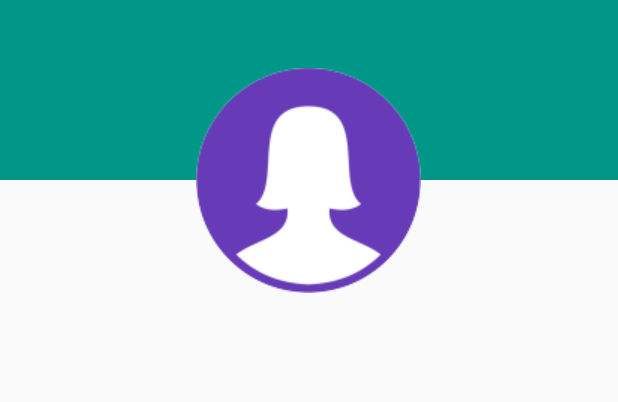
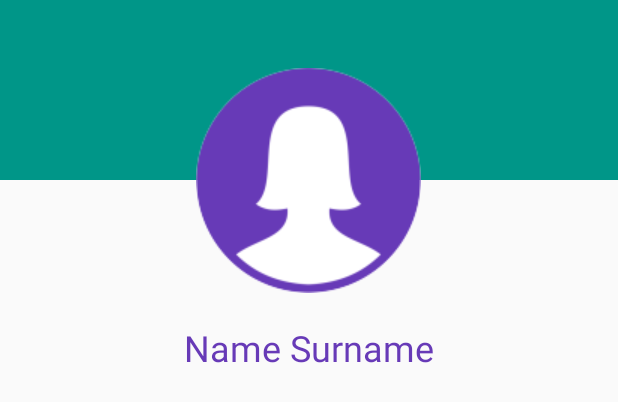
Before and after one commit to disney50/QUEST, an Android app: the layout activity_profile.xml on its own in the app's theme, with its tools: preview values and no code run, on a phone screen of 412 x 824 dp. Shown: the top 402 px of the screen. Run offline under Robolectric (Android 15) with nearby library versions, the light colour scheme and no system bars.

Commit message:
Profile Commit

```diff
--- a/app/src/main/java/com/example/jedidja/quest/ExplorerAdapter.java
+++ b/app/src/main/java/com/example/jedidja/quest/ExplorerAdapter.java
@@ -42,7 +42,7 @@ public class ExplorerAdapter extends ArrayAdapter<Explorer> {
         else {
             viewHolder = (ExplorerAdapter.ViewHolder) r.getTag();
         }
-        viewHolder.textExplorerName.setText(_explorers[position].FullName);
+        viewHolder.textExplorerName.setText(_explorers[position].Name);
         viewHolder.textExplorerEmail.setText(_explorers[position].Email);
 
 
@@ -53,7 +53,7 @@ public class ExplorerAdapter extends ArrayAdapter<Explorer> {
         TextView textExplorerName;
         TextView textExplorerEmail;
         ViewHolder(View v) {
-             textExplorerName = v.findViewById(R.id.text_view_explorer_name);
+             textExplorerName = v.findViewById(R.id.text_explorer_name);
              textExplorerEmail = v.findViewById(R.id.text_explorer_email);
         }
     }
--- a/app/src/main/java/com/example/jedidja/quest/StaticRepo/QuestRepo.java
+++ b/app/src/main/java/com/example/jedidja/quest/StaticRepo/QuestRepository.java
@@ -7,7 +7,7 @@ import com.example.jedidja.quest.Domain.QuestCategories;
  * Created by Jedidja on 07 Feb 2018.
  */
 
-public class QuestRepo {
+public class QuestRepository {
 
     public Quest[] GetAll() {
         return new Quest[]{
--- a/app/src/main/res/layout/activity_explorers.xml
+++ b/app/src/main/res/layout/activity_explorers.xml
@@ -8,8 +8,10 @@
 
     <ListView
         android:id="@+id/list_view_explorers"
-        android:layout_width="368dp"
-        android:layout_height="495dp"
+        android:layout_width="match_parent"
+        android:layout_height="match_parent"
+        android:layout_alignParentTop="true"
+        android:layout_alignParentStart="true"
         tools:layout_editor_absoluteX="8dp"
         tools:layout_editor_absoluteY="8dp" />
 </android.support.constraint.ConstraintLayout>
--- a/app/src/main/res/layout/activity_profile.xml
+++ b/app/src/main/res/layout/activity_profile.xml
@@ -8,7 +8,7 @@
     tools:context="com.example.jedidja.quest.ProfileActivity">
 
     <ImageView
-        android:id="@+id/image_view_background"
+        android:id="@+id/image_profile_background"
         android:layout_width="match_parent"
         android:layout_height="120dp"
         android:layout_alignParentTop="true"
@@ -16,25 +16,26 @@
         app:srcCompat="@color/colorPrimary" />
 
     <ImageView
-        android:id="@+id/image_view_profile"
+        android:id="@+id/image_profile_avatar"
         android:layout_width="150dp"
         android:layout_height="150dp"
-        android:layout_alignTop="@+id/image_view_background"
+        android:layout_alignTop="@+id/image_profile_background"
         android:layout_centerHorizontal="true"
         android:layout_marginTop="45dp"
-        app:srcCompat="@drawable/female_icon" />
+        app:srcCompat="@drawable/female_avatar" />
 
     <TextView
-        android:id="@+id/text_view_name_surname"
+        android:id="@+id/text_explorer_fullname"
         android:layout_width="wrap_content"
         android:layout_height="wrap_content"
-        android:layout_below="@+id/image_view_profile"
+        android:layout_below="@+id/image_profile_avatar"
         android:layout_centerHorizontal="true"
         android:layout_marginTop="20dp"
         android:textSize="24sp"
-        android:textColor="@color/colorAccent" />
+        android:textColor="@color/colorAccent"
+        android:text="Name Surname" />
 
-    <TextView
+    <!--<TextView
         android:id="@+id/text_view_rank"
         android:layout_width="wrap_content"
         android:layout_height="wrap_content"
@@ -44,22 +45,13 @@
         android:textSize="20sp" />
 
     <TextView
-        android:id="@+id/text_view_gender"
-        android:layout_width="wrap_content"
-        android:layout_height="wrap_content"
-        android:layout_below="@id/text_view_rank"
-        android:layout_centerHorizontal="true"
-        android:layout_marginTop="16dp"
-        android:textSize="20sp"/>
-
-    <TextView
         android:id="@+id/text_view_email"
         android:layout_width="wrap_content"
         android:layout_height="wrap_content"
         android:layout_below="@+id/text_view_rank"
         android:layout_centerHorizontal="true"
         android:layout_marginTop="16dp"
-        android:textSize="20sp" />
+        android:textSize="20sp" /> -->
 
 
 </RelativeLayout>
--- a/app/src/main/res/layout/activity_list_view.xml
+++ b/app/src/main/res/layout/activity_quests.xml
@@ -9,7 +9,7 @@
     <ListView
         android:layout_width="match_parent"
         android:layout_height="match_parent"
-        android:id="@+id/list_view"
+        android:id="@+id/list_view_quests"
         android:layout_alignParentTop="true"
         android:layout_alignParentStart="true"
         tools:layout_editor_absoluteX="8dp"
```
Also changed, not shown: app/src/main/java/com/example/jedidja/quest/Domain/Explorer.java (+5 -3 lines), app/src/main/java/com/example/jedidja/quest/ListViewActivity.java (+5 -31 lines), app/src/main/java/com/example/jedidja/quest/ListViewAdapter.java (+8 -23 lines), app/src/main/java/com/example/jedidja/quest/ProfileActivity.java (+13 -8 lines), app/src/main/java/com/example/jedidja/quest/StaticRepo/ExplorerRepository.java (+5 -5 lines), app/src/main/res/layout/explorers_layout.xml (+12 -12 lines), app/src/main/res/layout/quests_layout.xml (renamed from app/src/main/res/layout/list_view_item_layout.xml, +14 -14 lines), app/src/main/res/drawable/female_avatar.png (renamed from app/src/main/res/drawable/female_icon.png), app/src/main/res/drawable/male_avatar.png (renamed from app/src/main/res/drawable/male_icon.png).
